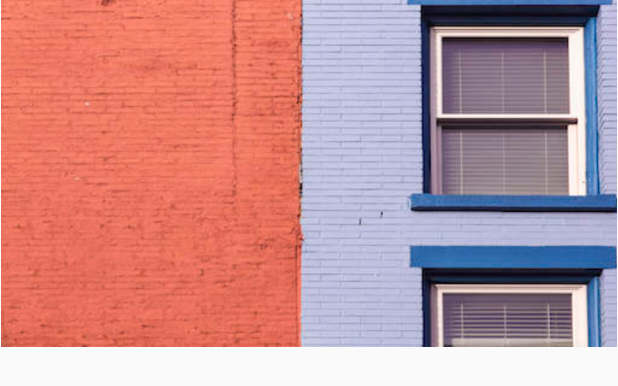
After one commit to crisscuola/vk_secure, an Android app: the layout drawer_header.xml on its own in the app's theme, with its tools: preview values and no code run, on a phone screen of 412 x 824 dp. The commit adds this screen. Shown: the top 386 px of the screen. Run offline under Robolectric (Android 15) with nearby library versions, the light colour scheme and no system bars.

Commit message:
side menu first touch

```diff
--- a/app/build.gradle
+++ b/app/build.gradle
@@ -25,5 +25,8 @@ dependencies {
     compile 'com.android.support:appcompat-v7:23.1.1'
     compile 'com.android.support:design:23.1.1'
     compile 'com.vk:androidsdk:+'
+    compile('com.mikepenz.materialdrawer:library:0.9.5@aar') {
+        transitive = true
+    }
 
 }
--- a/app/src/main/java/com/example/kirill/techpark16/MainActivity.java
+++ b/app/src/main/java/com/example/kirill/techpark16/MainActivity.java
@@ -4,6 +4,7 @@ import android.app.Activity;
 import android.content.Intent;
 import android.os.Bundle;
 import android.support.v7.app.AppCompatActivity;
+import android.support.v7.widget.Toolbar;
 import android.view.View;
 import android.view.Menu;
 import android.view.MenuItem;
@@ -25,9 +26,7 @@ import com.vk.sdk.api.VKResponse;
 import com.vk.sdk.api.model.VKList;
 import com.vk.sdk.util.VKUtil;
 
-import java.util.Arrays;
-
-public class MainActivity extends Activity {
+public class MainActivity extends AppCompatActivity {
 
 
     private String [] scope = new String[] {VKScope.MESSAGES,VKScope.FRIENDS,VKScope.WALL};
--- /dev/null
+++ b/app/src/main/res/layout/drawer_header.xml
@@ -0,0 +1,8 @@
+<?xml version="1.0" encoding="utf-8"?>
+<ImageView xmlns:android="http://schemas.android.com/apk/res/android"
+    android:layout_width="match_parent"
+    android:layout_height="wrap_content"
+    android:adjustViewBounds="true"
+    android:orientation="vertical"
+    android:scaleType="fitCenter"
+    android:src="@drawable/header"/>
--- a/app/src/main/res/layout/main.xml
+++ b/app/src/main/res/layout/main.xml
@@ -1,6 +1,5 @@
 <?xml version="1.0" encoding="utf-8"?>
 <LinearLayout xmlns:android="http://schemas.android.com/apk/res/android"
-    xmlns:app="http://schemas.android.com/apk/res-auto"
     xmlns:tools="http://schemas.android.com/tools"
     android:layout_width="match_parent"
     android:layout_height="match_parent"
--- a/app/src/main/res/values/strings.xml
+++ b/app/src/main/res/values/strings.xml
@@ -8,4 +8,9 @@
     <string name="audio">Audio</string>
     <integer name="com_vk_sdk_AppId">5303858</integer>
     <string name="title_activity_dialogs_test">dialogs_test</string>
+
+    <string name="drawer_item_dialogs">Dialogs</string>
+    <string name="drawer_item_friends">Friends</string>
+    <string name="drawer_item_settings">Settings</string>
+    <string name="drawer_item_contact">Contact</string>
 </resources>
```
Also changed, not shown: app/src/main/java/com/example/kirill/techpark16/DialogsListActivity.java (+46 -9 lines), app/src/main/res/layout/dialogs_activity.xml (+6 -5 lines), app/src/main/res/drawable/header.jpg (added), app/src/main/res/drawable/header2.jpg (added).
